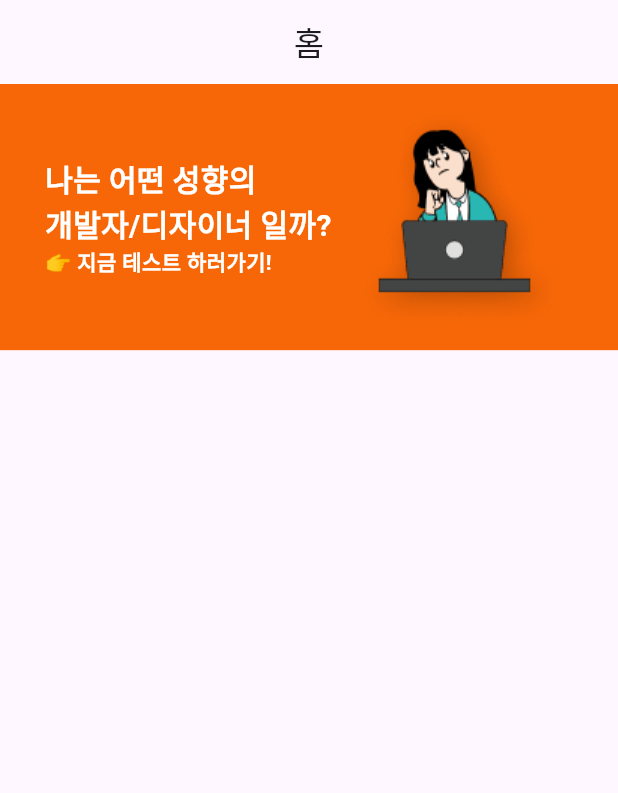
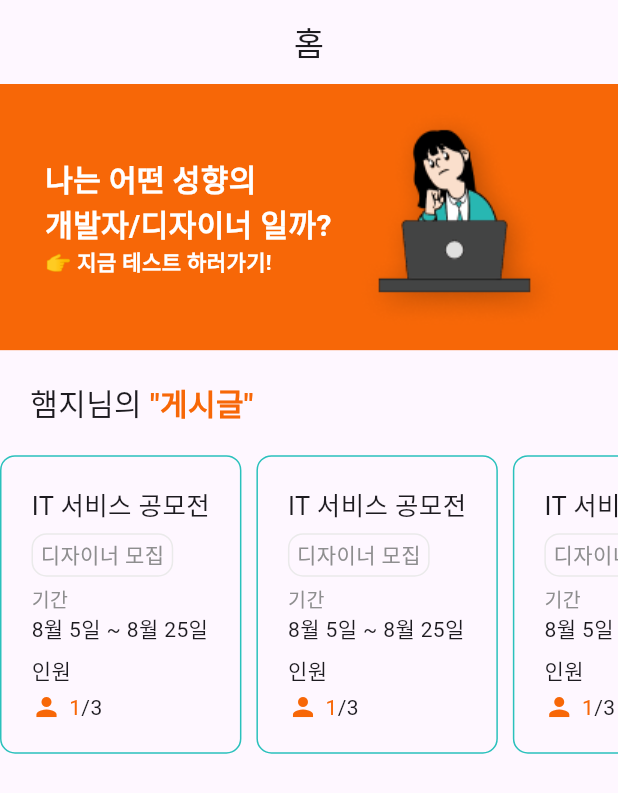
Before and after one commit to DreamOrReality/Dream-Or-Reality-Flutter, a Flutter app: the screen it shows after launch, on a phone screen of 412 x 824 dp. Shown: the top 793 px of the screen. Run offline on Flutter 3.47's test engine with Material 3 defaults, Android fonts, the phone set to English and light mode, and no system bars.

Commit message:
feat. 게시글 컨테이너

```diff
--- a/lib/screens/home_screen.dart
+++ b/lib/screens/home_screen.dart
@@ -14,7 +14,7 @@ class HomeScreen extends StatelessWidget {
       body: SingleChildScrollView(
         child: Column(
           children: [
-            // 상단 성향 테스트 배너
+            // 상단 성향 테스트 배너 (누르면 페이지 이동 로직 구현할 것)
             Container(
               padding: const EdgeInsets.fromLTRB(30, 10, 30, 10),
               color: primaryColor,
@@ -50,9 +50,112 @@ class HomeScreen extends StatelessWidget {
                 ],
               ),
             ),
+            // 게시글 컨테이너
+            Container(
+              child: Column(
+                children: [
+                  Padding(
+                    padding: const EdgeInsets.all(20),
+                    // 유저이름과 "게시글" 텍스트 분리 (스타일이 달라서)
+                    child: Row(
+                      children: [
+                        const Text(
+                          '햄지님의', //이 부분에 로그인된 유저 이름을 불러올 것
+                          style: TextStyle(fontSize: 20),
+                        ),
+                        Text(
+                          ' "게시글"',
+                          style: TextStyle(
+                            fontSize: 20,
+                            color: primaryColor,
+                            fontWeight: FontWeight.bold,
+                          ),
+                        ),
+                      ],
+                    ),
+                  ),
+                  SingleChildScrollView(
+                    scrollDirection: Axis.horizontal,
+                    child: Row(
+                      children: [
+                        // for문으로 데이터 빌드하면 될듯
+                        _buildMyPost(context, 'IT 서비스 공모전', '디자이너 모집',
+                            '8월 5일 ~ 8월 25일', 1, 3),
+                        const SizedBox(width: 10),
+                        _buildMyPost(context, 'IT 서비스 공모전', '디자이너 모집',
+                            '8월 5일 ~ 8월 25일', 1, 3),
+                        const SizedBox(width: 10),
+                        _buildMyPost(context, 'IT 서비스 공모전', '디자이너 모집',
+                            '8월 5일 ~ 8월 25일', 1, 3),
+                      ],
+                    ),
+                  ),
+                ],
+              ),
+            ),
           ],
         ),
       ),
     );
   }
 }
+
+Widget _buildMyPost(BuildContext context, String prjName, String tag,
+    String period, int p1, int p2) {
+  return Container(
+    padding: const EdgeInsets.all(20),
+    decoration: BoxDecoration(
+      border: Border.all(color: secondaryColor),
+      borderRadius: BorderRadius.circular(10),
+    ),
+    child: Column(
+      crossAxisAlignment: CrossAxisAlignment.start,
+      children: [
+        Text(
+          prjName,
+          style: const TextStyle(fontSize: 17),
+        ),
+        const SizedBox(height: 5),
+        Container(
+          padding: const EdgeInsets.fromLTRB(5, 3, 5, 3),
+          decoration: BoxDecoration(
+            border: Border.all(color: const Color(0xFFEAEAEA)),
+            borderRadius: BorderRadius.circular(10),
+          ),
+          child: Text(
+            tag,
+            style: const TextStyle(color: Color(0xFF8E8E8F)),
+          ),
+        ),
+        const SizedBox(height: 5),
+        const Text(
+          '기간',
+          style: TextStyle(
+            fontSize: 13,
+            color: Color(0xFF8E8E8F),
+          ),
+        ),
+        Text(period),
+        const SizedBox(height: 7),
+        const Text('인원'),
+        const SizedBox(height: 5),
+        Row(
+          children: [
+            Icon(
+              Icons.person,
+              size: 20,
+              color: primaryColor,
+            ),
+            const SizedBox(width: 5),
+            Text(
+              p1.toString(),
+              style: TextStyle(color: primaryColor),
+            ),
+            const Text('/'),
+            Text(p2.toString()),
+          ],
+        ),
+      ],
+    ),
+  );
+}
--- a/lib/theme/color.dart
+++ b/lib/theme/color.dart
@@ -1,3 +1,4 @@
 import 'dart:ui';
 
 var primaryColor = const Color(0xFFF76707);
+var secondaryColor = const Color(0xFF2AC1BC);
```
